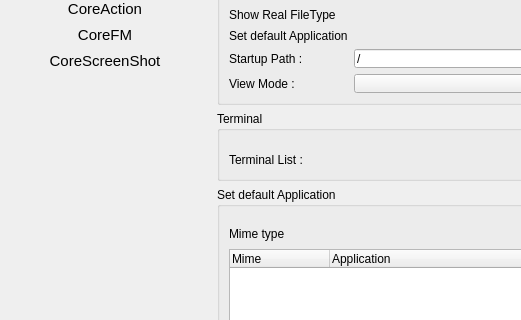
Old version of the form app/settings/settings.ui in the repository rahmanshaber/corebox; both pictures show x 0 to 521 and y 122 to 442 of the 805 by 636 pixel window.
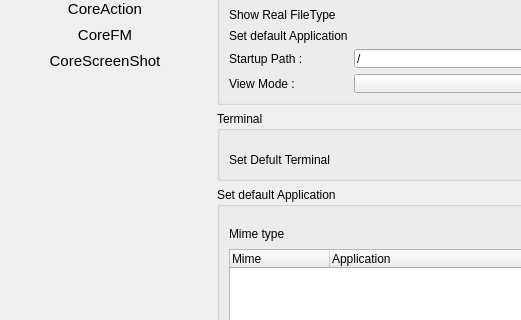
New version of the form. The open tabs and pages were chosen to show the change. Icons and pictures are not drawn.

What changed in the file:
```diff
--- a/app/settings/settings.ui
+++ b/app/settings/settings.ui
@@ -1091,7 +1091,7 @@
            <rect>
             <x>0</x>
             <y>0</y>
-            <width>546</width>
+            <width>575</width>
             <height>799</height>
            </rect>
           </property>
@@ -1322,7 +1322,7 @@
               <item>
                <widget class="QLabel" name="label">
                 <property name="text">
-                 <string>Terminal List : </string>
+                 <string>Set Defult Terminal </string>
                 </property>
                </widget>
               </item>
```
